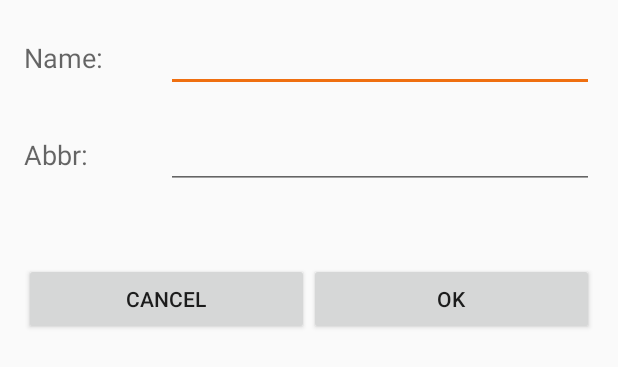
After one commit to destilla/footballcoach, an Android app: the layout change_team_name_dialog.xml on its own in the app's theme, with its tools: preview values and no code run, on a phone screen of 412 x 824 dp. The commit adds this screen. Shown: the top 367 px of the screen. Run offline under Robolectric (Android 15) with nearby library versions, the phone set to English and light mode, and no system bars.

Commit message:
allow users to change team names

```diff
--- a/app/build.gradle
+++ b/app/build.gradle
@@ -8,8 +8,8 @@ android {
         applicationId "achijones.footballcoach"
         minSdkVersion 19
         targetSdkVersion 23
-        versionCode 4
-        versionName "1.15"
+        versionCode 5
+        versionName "1.16"
     }
     buildTypes {
         release {
--- /dev/null
+++ b/app/src/main/res/layout/change_team_name_dialog.xml
@@ -0,0 +1,75 @@
+<?xml version="1.0" encoding="utf-8"?>
+<LinearLayout xmlns:android="http://schemas.android.com/apk/res/android"
+    android:orientation="vertical"
+    android:layout_width="match_parent"
+    android:layout_height="match_parent"
+    android:paddingBottom="@dimen/activity_vertical_margin"
+    android:paddingLeft="@dimen/activity_horizontal_margin"
+    android:paddingRight="@dimen/activity_horizontal_margin"
+    android:paddingTop="@dimen/activity_vertical_margin">
+
+    <LinearLayout
+        android:layout_width="fill_parent"
+        android:layout_height="wrap_content">
+        <TextView
+            android:layout_width="0dip"
+            android:layout_weight="1"
+            android:layout_height="wrap_content"
+            android:textAppearance="?android:attr/textAppearanceMedium"
+            android:text="Name:" />
+        <EditText
+            android:layout_width="0dip"
+            android:layout_weight="3"
+            android:layout_height="wrap_content"
+            android:id="@+id/editTextChangeName" />
+    </LinearLayout>
+
+    <TextView
+        android:layout_width="wrap_content"
+        android:layout_height="wrap_content"
+        android:textAppearance="?android:attr/textAppearanceSmall"
+        android:layout_gravity="center"
+        android:id="@+id/textViewChangeName" />
+
+    <LinearLayout
+        android:layout_width="fill_parent"
+        android:layout_height="wrap_content">
+        <TextView
+            android:layout_width="0dip"
+            android:layout_weight="1"
+            android:layout_height="wrap_content"
+            android:textAppearance="?android:attr/textAppearanceMedium"
+            android:text="Abbr:" />
+        <EditText
+            android:layout_width="0dip"
+            android:layout_weight="3"
+            android:layout_height="wrap_content"
+            android:id="@+id/editTextChangeAbbr" />
+    </LinearLayout>
+
+    <TextView
+        android:layout_width="wrap_content"
+        android:layout_height="wrap_content"
+        android:textAppearance="?android:attr/textAppearanceSmall"
+        android:layout_gravity="center"
+        android:id="@+id/textViewChangeAbbr" />
+
+    <LinearLayout
+        android:layout_width="fill_parent"
+        android:layout_height="wrap_content"
+        android:layout_marginTop="30sp">
+        <Button
+            android:layout_width="0dip"
+            android:layout_weight="1"
+            android:layout_height="wrap_content"
+            android:text="Cancel"
+            android:id="@+id/buttonCancelChangeName"/>
+        <Button
+            android:layout_width="0dip"
+            android:layout_weight="1"
+            android:layout_height="wrap_content"
+            android:text="OK"
+            android:id="@+id/buttonOkChangeName"/>
+    </LinearLayout>
+
+</LinearLayout>
--- a/app/src/main/res/menu/menu_main.xml
+++ b/app/src/main/res/menu/menu_main.xml
@@ -2,6 +2,11 @@
     xmlns:app="http://schemas.android.com/apk/res-auto"
     xmlns:tools="http://schemas.android.com/tools"
     tools:context="achijones.footballcoach.MainActivity">
+    <item
+        android:id="@+id/action_change_team_name"
+        android:orderInCategory="100"
+        android:title="@string/action_change_team_name"
+        app:showAsAction="never" />
     <item
         android:id="@+id/action_league_history"
         android:orderInCategory="100"
--- a/app/src/main/res/values/strings.xml
+++ b/app/src/main/res/values/strings.xml
@@ -11,6 +11,7 @@
     <string name="action_ccg_watch">Conf Championships</string>
     <string name="action_save_league">Save League</string>
     <string name="action_return_main_menu">Return to Main Menu</string>
+    <string name="action_change_team_name">Change Team Name</string>
     <string name="title_activity_recruiting">RecruitingActivity</string>
     <string name="league_player_names">
         Tim,
```
Also changed, not shown: app/src/main/java/CFBsimPack/League.java (+53 -1 lines), app/src/main/java/achijones/footballcoach/MainActivity.java (+117 -0 lines).
